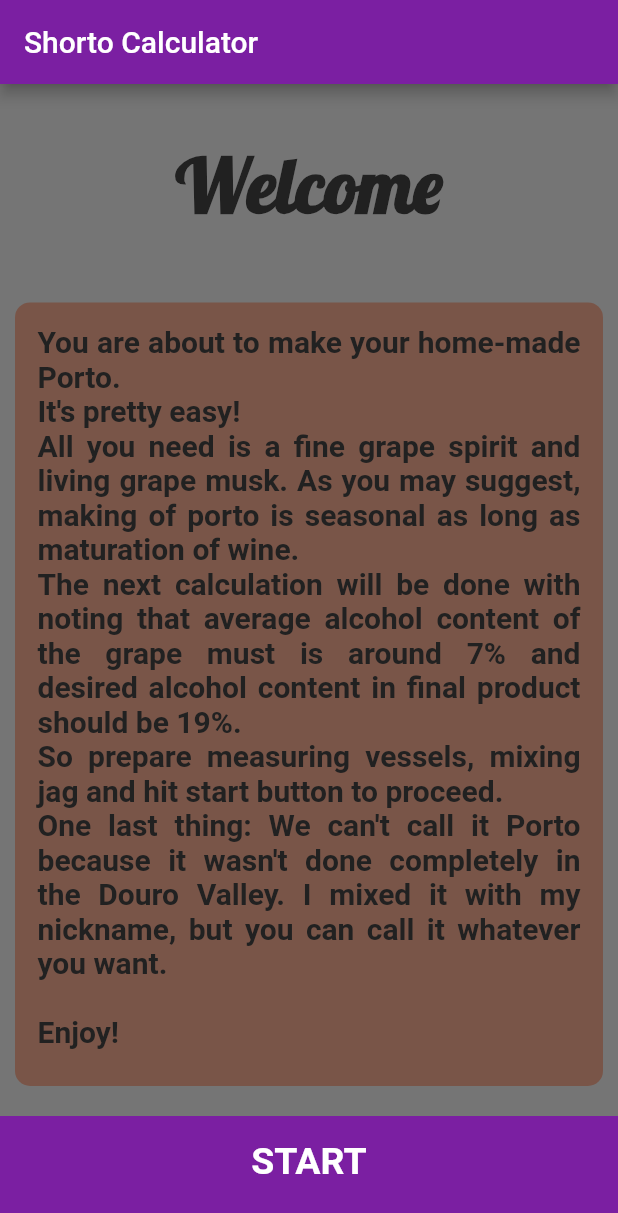
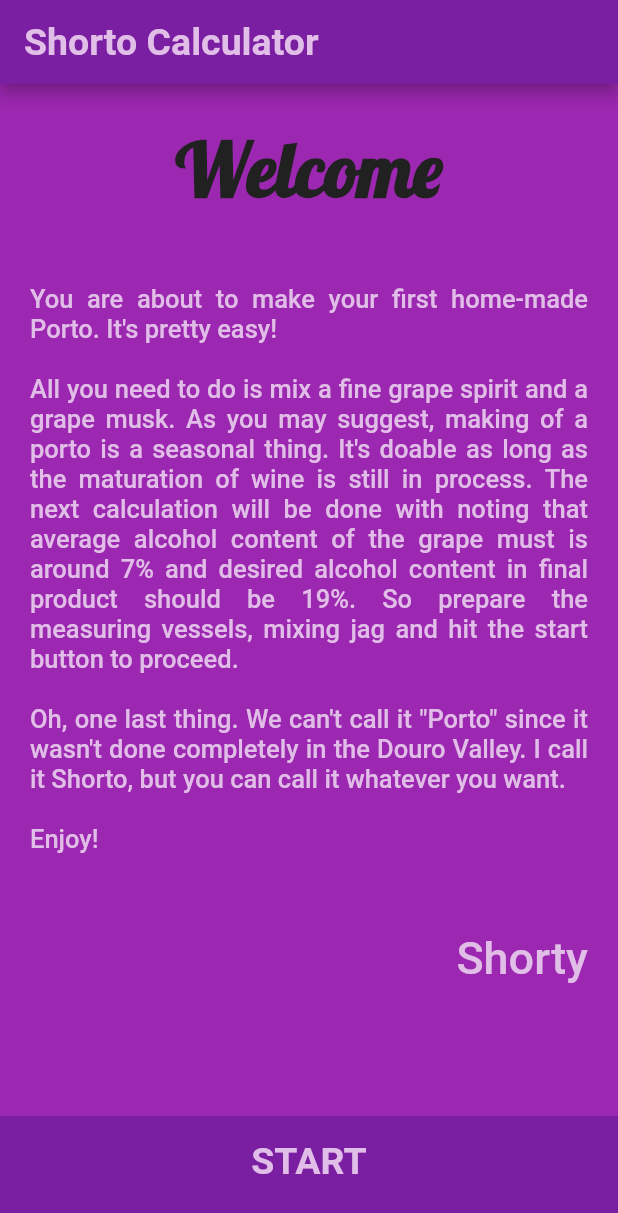
Before and after one commit to ShortyLago/shorto, a Flutter app: the screen it shows after launch, on a phone screen of 412 x 824 dp. Shown: the top 1213 px of the screen. Run offline on Flutter 3.47's test engine with Material 2 defaults, Android fonts, the phone set to English and light mode, and no system bars; drawn by our look-alikes of auto_size_text; our stand-ins replace font_awesome_flutter.

Commit message:
Prepared for releasing for both iOS and Android

```diff
--- a/lib/components/calculate_button.dart
+++ b/lib/components/calculate_button.dart
@@ -18,7 +18,7 @@ class CalculateButton extends StatelessWidget {
             style: kLargeTextButton,
           ),
         ),
-        color: kBottomContainerColour,
+        color: kDarkPrimaryColor,
         margin: EdgeInsets.only(top: 10.0),
         padding: EdgeInsets.only(bottom: 20.0),
         width: double.infinity,
--- a/lib/components/constants.dart
+++ b/lib/components/constants.dart
@@ -1,46 +1,54 @@
 import 'package:flutter/material.dart';
 
 const kBottomContainerHeight = 80.0;
-const kBottomContainerColour = Color(0xFF7B1FA2);
-const kWidgetColor = Color(0xFF795548);
+const kDarkPrimaryColor = Color(0xFF7B1FA2);
+const kPrimaryColor = Color(0xFF9C27B0);
+const kLightPrimaryColor = Color(0xFFE1BEE7);
+const kAccentColor = Color(0xFFE040FB);
+const kPrimaryTextColor = Color(0xFFBDBDBD);
+const kSecondaryTextColor = Color(0xFF757575);
+const kBlackColor = Color(0xFF212121);
 
 const kBigGuys = TextStyle(
   fontSize: 50.0,
   fontWeight: FontWeight.bold,
   fontFamily: 'Lobster',
-  color: Color(0xFF212121),
+  color: kBlackColor,
 );
 
 const kLargeTextButton = TextStyle(
   fontSize: 25.0,
   fontWeight: FontWeight.bold,
+  color: kLightPrimaryColor,
 );
 
 const kUnitsTextStyle = TextStyle(
   fontSize: 18.0,
-  // color: Color(0xFFFFFFFF),
+  color: kLightPrimaryColor,
 );
 
 const kNumberTextStyle = TextStyle(
   fontSize: 50.0,
   fontWeight: FontWeight.w900,
+  color: kLightPrimaryColor,
 );
 
 const kInfoTextStyle = TextStyle(
-  fontSize: 20.0,
-  fontWeight: FontWeight.w600,
-  color: Color(0xFF212121),
+  fontSize: 30.0,
+  fontWeight: FontWeight.w500,
+  color: kLightPrimaryColor,
 );
 
 const kResultsBlack = TextStyle(
   fontSize: 40.0,
   fontWeight: FontWeight.w900,
-  color: Color(0xFF212121),
+  color: kBlackColor,
   // fontFamily: 'Lobster',
 );
 
 const kResultsWhite = TextStyle(
   fontSize: 40.0,
   fontWeight: FontWeight.w900,
+  color: kLightPrimaryColor,
   // fontFamily: 'Lobster',
 );
--- a/lib/components/reusable_card.dart
+++ b/lib/components/reusable_card.dart
@@ -13,12 +13,12 @@ class ReusableCard extends StatelessWidget {
       onTap: onPress,
       child: Container(
         child: cardChild,
-        margin: EdgeInsets.all(10.0),
+        margin: EdgeInsets.all(5.0),
         padding: EdgeInsets.all(15.0),
-        decoration: BoxDecoration(
-          color: colour,
-          borderRadius: BorderRadius.circular(10.0),
-        ),
+        // decoration: BoxDecoration(
+        //   color: colour,
+        //   borderRadius: BorderRadius.circular(10.0),
+        // ),
       ),
     );
   }
--- a/lib/main.dart
+++ b/lib/main.dart
@@ -1,4 +1,6 @@
 import 'package:flutter/material.dart';
+import 'package:flutter/services.dart';
+import 'package:shorto/components/constants.dart';
 
 import 'screens/home_page.dart';
 
@@ -7,10 +9,14 @@ void main() => runApp(ShortoCalculator());
 class ShortoCalculator extends StatelessWidget {
   @override
   Widget build(BuildContext context) {
+    SystemChrome.setPreferredOrientations([
+      DeviceOrientation.portraitUp,
+    ]);
     return MaterialApp(
+      debugShowCheckedModeBanner: false,
       theme: ThemeData.dark().copyWith(
-        primaryColor: Color(0xFF7B1FA2),
-        scaffoldBackgroundColor: Color(0xFF757575),
+        primaryColor: kDarkPrimaryColor,
+        scaffoldBackgroundColor: kPrimaryColor,
       ),
       home: HomePage(),
     );
--- a/lib/screens/home_page.dart
+++ b/lib/screens/home_page.dart
@@ -1,3 +1,4 @@
+import 'package:auto_size_text/auto_size_text.dart';
 import 'package:flutter/cupertino.dart';
 import 'package:flutter/material.dart';
 import 'package:shorto/components/calculate_button.dart';
@@ -11,12 +12,14 @@ class HomePage extends StatefulWidget {
 }
 
 class _HomePageState extends State<HomePage> {
+  var myGroup = AutoSizeGroup();
   @override
   Widget build(BuildContext context) {
     return Scaffold(
       appBar: AppBar(
         title: Text(
           'Shorto Calculator',
+          style: kLargeTextButton,
         ),
       ),
       body: Column(
@@ -35,24 +38,35 @@ class _HomePageState extends State<HomePage> {
           Expanded(
             flex: 4,
             child: ReusableCard(
-              colour: Color(0xFF795548),
-              cardChild: Column(
-                children: [
-                  Text(
-                    'You are about to make your home-made Porto. \n'
-                    'It\'s pretty easy! \nAll you need is a fine grape spirit and living grape musk. '
-                    'As you may suggest, making of porto is seasonal as long as maturation of wine. \n'
-                    'The next calculation will be done with noting that average alcohol content of the grape must is around 7% '
-                    'and desired alcohol content in final product should be 19%. \n'
-                    'So prepare measuring vessels, mixing jag and hit start button to proceed. \n'
-                    'One last thing: We can\'t call it Porto because it wasn\'t done completely in the Douro Valley. '
-                    'I mixed it with my nickname, but you can call it whatever you want. \n'
-                    '\n'
-                    'Enjoy!',
-                    style: kInfoTextStyle,
-                    textAlign: TextAlign.justify,
-                  ),
-                ],
+              colour: kPrimaryColor,
+              cardChild: AutoSizeText(
+                'You are about to make your first home-made Porto. It\'s pretty easy!'
+                '\n'
+                '\nAll you need to do is mix a fine grape spirit and a grape musk. '
+                'As you may suggest, making of a porto is a seasonal thing. It\'s doable as long as the maturation of wine is still in process. '
+                'The next calculation will be done with noting that average alcohol content of the grape must is around 7% and desired alcohol content in final product should be 19%. '
+                'So prepare the measuring vessels, mixing jag and hit the start button to proceed.'
+                '\n\n'
+                'Oh, one last thing. We can\'t call it "Porto" since it wasn\'t done completely in the Douro Valley. '
+                'I call it Shorto, but you can call it whatever you want. \n'
+                '\n'
+                'Enjoy!',
+                group: myGroup,
+                style: kInfoTextStyle,
+                textAlign: TextAlign.justify,
+              ),
+            ),
+          ),
+          Expanded(
+            child: Padding(
+              padding: const EdgeInsets.only(
+                right: 20.0,
+              ),
+              child: AutoSizeText(
+                'Shorty',
+                group: myGroup,
+                style: kInfoTextStyle,
+                textAlign: TextAlign.right,
               ),
             ),
           ),
--- a/pubspec.yaml
+++ b/pubspec.yaml
@@ -7,6 +7,7 @@ environment:
   sdk: ">=2.1.0 <3.0.0"
 
 dependencies:
+  auto_size_text: ^2.1.0
   math_expressions: ^2.0.2
   flutter:
     sdk: flutter
```
Also changed, not shown: lib/components/round_icon_button.dart (+6 -1 lines), lib/screens/inputs_page.dart (+18 -8 lines), lib/screens/results_page.dart (+20 -10 lines), pubspec.lock, 49 other files.
